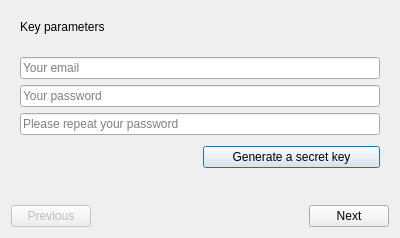
Above: res/ui/accountConfigurationDialog.ui from duniter/sakia before the change. Below: the same form after it.
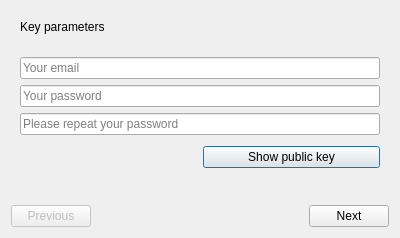
That is the form after the change. The open tabs and pages were chosen to show the change.

Diff of the .ui file:
```diff
--- a/res/ui/accountConfigurationDialog.ui
+++ b/res/ui/accountConfigurationDialog.ui
@@ -149,7 +149,7 @@
              <item>
               <widget class="QPushButton" name="button_generate">
                <property name="text">
-                <string>Generate a secret key</string>
+                <string>Show public key</string>
                </property>
               </widget>
              </item>
```
Left out of the diff: 19 changed lines with no effect on the pictures.
